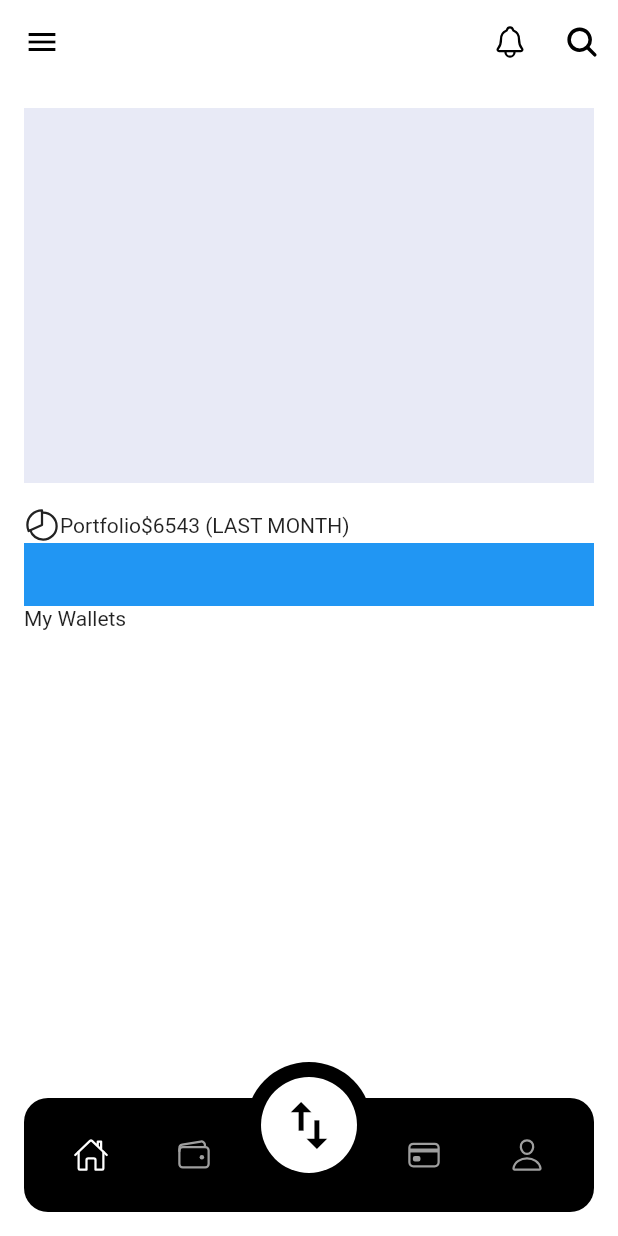
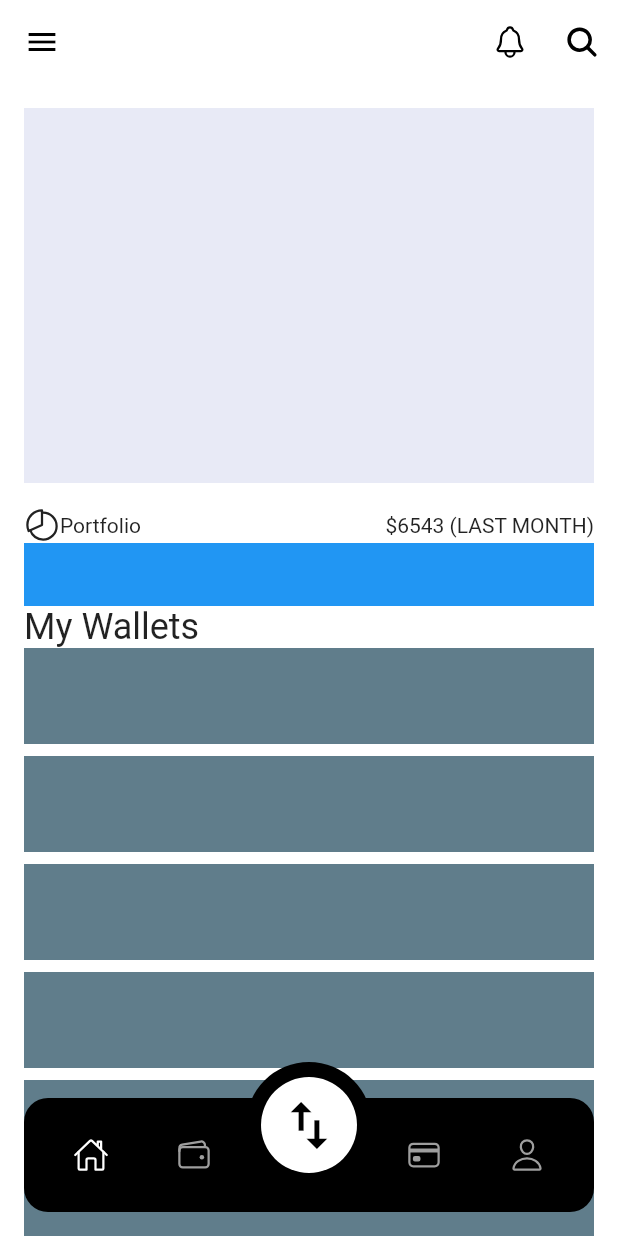
Before and after one commit to JAICHANGPARK/flutter_notebook_chapter_24, a Flutter app: the screen it shows after launch, on a phone screen of 412 x 824 dp. Run offline on Flutter 3.47's test engine with Material 2 defaults, Android fonts, the phone set to English and light mode, and no system bars; our stand-ins replace freezed_annotation, ionicons.

Commit message:
Update cwa_main_page.dart

```diff
--- a/lib/ep1357_crypto_wallet_app/view/cwa_main_page.dart
+++ b/lib/ep1357_crypto_wallet_app/view/cwa_main_page.dart
@@ -61,6 +61,7 @@ class _CryptoWalletAppMainPageState extends State<CryptoWalletAppMainPage> {
                       Ionicons.pie_chart_outline,
                     ),
                     Text("Portfolio"),
+                    Spacer(),
                     Text("\$6543 (LAST MONTH)")
                   ],
                 ),
@@ -68,11 +69,15 @@ class _CryptoWalletAppMainPageState extends State<CryptoWalletAppMainPage> {
                   height: 42,
                   color: Colors.blue,
                 ),
-                Text("My Wallets"),
+                Text(
+                  "My Wallets",
+                  style: TextStyle(fontSize: 24),
+                ),
                 Expanded(
                   child: ListView.builder(
                     itemBuilder: (context, index) {
                       return Container(
+                        height: 64,
                         margin: EdgeInsets.only(bottom: 8),
                         color: Colors.blueGrey,
                       );
```
